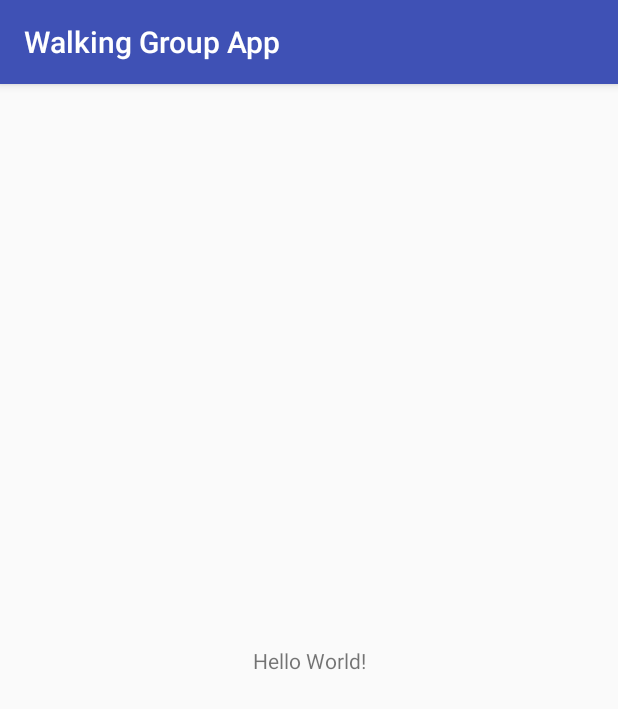
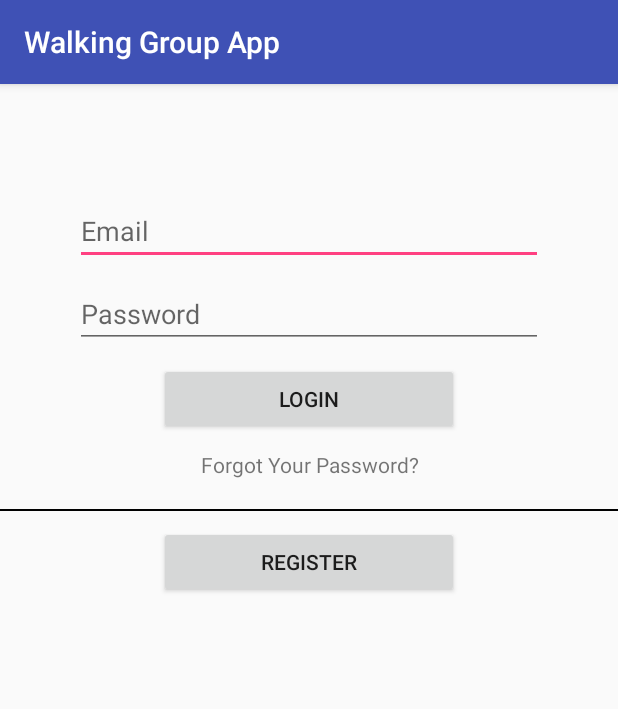
Before and after one commit to AnmolGrewal/Walking-School-Bus-App, an Android app: the screen it shows after launch (MainActivity before the commit, LoginActivity after it), on a phone screen of 412 x 824 dp. Shown: the top 709 px of the screen. Run offline under Robolectric (Android 15) with nearby library versions, the phone set to English and light mode, and no system bars.

Commit message:
Finish UI
Added all necessary UI elements such as Login/Register
Buttons and TextViews.

```diff
--- a/app/src/main/AndroidManifest.xml
+++ b/app/src/main/AndroidManifest.xml
@@ -10,6 +10,8 @@
         android:supportsRtl="true"
         android:theme="@style/AppTheme">
         <activity android:name=".MainActivity">
+        </activity>
+        <activity android:name=".LoginActivity">
             <intent-filter>
                 <action android:name="android.intent.action.MAIN" />
 
--- /dev/null
+++ b/app/src/main/java/com/cmpt276/project/walkinggroupapp/LoginActivity.java
@@ -0,0 +1,49 @@
+package com.cmpt276.project.walkinggroupapp;
+
+import android.support.v7.app.AppCompatActivity;
+import android.os.Bundle;
+import android.view.View;
+import android.widget.Button;
+import android.widget.EditText;
+import android.widget.TextView;
+
+public class LoginActivity extends AppCompatActivity {
+
+
+    private Button mLoginButton;
+    private Button mRegisterButton;
+    private TextView mForgotPasswordTextView;
+    private EditText mPasswordEditText;
+    private EditText mEmailEditText;
+
+    private String mPassword;
+    private String mEmail;
+
+    @Override
+    protected void onCreate(Bundle savedInstanceState) {
+        super.onCreate(savedInstanceState);
+        setContentView(R.layout.activity_login);
+
+        RegisterViews();
+    }
+
+    private void RegisterViews() {
+
+        mLoginButton = findViewById(R.id.gerry_Login_Button_login);
+        mLoginButton.setOnClickListener(new View.OnClickListener() {
+            @Override
+            public void onClick(View v) {
+                //nothing for now
+            }
+        });
+
+        mRegisterButton = findViewById(R.id.gerry_Register_Button_login);
+        mRegisterButton.setOnClickListener(new View.OnClickListener() {
+            @Override
+            public void onClick(View v) {
+                //nothing for now
+            }
+        });
+
+    }
+}
--- /dev/null
+++ b/app/src/main/res/layout/activity_login.xml
@@ -0,0 +1,92 @@
+<?xml version="1.0" encoding="utf-8"?>
+<android.support.constraint.ConstraintLayout xmlns:android="http://schemas.android.com/apk/res/android"
+    xmlns:app="http://schemas.android.com/apk/res-auto"
+    xmlns:tools="http://schemas.android.com/tools"
+    android:layout_width="match_parent"
+    android:layout_height="match_parent"
+    tools:context="com.cmpt276.project.walkinggroupapp.LoginActivity">
+
+
+    <LinearLayout
+        android:layout_width="match_parent"
+        android:layout_height="match_parent"
+        android:orientation="vertical">
+
+        <LinearLayout
+            android:layout_width="match_parent"
+            android:layout_height="wrap_content"
+            android:gravity="center"
+            android:orientation="horizontal"
+            android:paddingEnd="50dp"
+            android:paddingStart="50dp"
+            android:layout_marginTop="75dp">
+
+
+            <EditText
+                android:id="@+id/gerry_Email_EditText_login"
+                android:layout_width="0dp"
+                android:layout_height="wrap_content"
+                android:layout_weight="1"
+                android:ems="10"
+                android:hint="@string/gerry_email_login"
+                android:inputType="textEmailAddress" />
+        </LinearLayout>
+        <LinearLayout
+            android:layout_width="match_parent"
+            android:layout_height="wrap_content"
+            android:orientation="horizontal"
+            android:paddingEnd="50dp"
+            android:paddingStart="50dp"
+            android:layout_marginTop="10dp">
+
+
+            <EditText
+                android:id="@+id/gerry_Password_EditText_login"
+                android:layout_width="0dp"
+                android:layout_height="wrap_content"
+                android:layout_weight="1"
+                android:ems="10"
+                android:hint="@string/gerry_password_login"
+                android:inputType="textPassword" />
+        </LinearLayout>
+
+
+        <LinearLayout
+            android:layout_width="match_parent"
+            android:layout_height="match_parent"
+            android:orientation="vertical"
+            android:layout_marginTop="10dp">
+
+            <Button
+                android:id="@+id/gerry_Login_Button_login"
+                android:layout_width="200dp"
+                android:layout_height="wrap_content"
+                android:text="@string/gerry_login_login"
+                android:layout_gravity="center"/>
+
+            <TextView
+                android:id="@+id/gerry_ForgotPassword_TextView_login"
+                android:layout_width="match_parent"
+                android:layout_height="wrap_content"
+                android:text="@string/gerry_forgot_password_login"
+                android:layout_marginTop="10dp"
+                android:layout_marginBottom="10dp"
+                android:gravity="center"/>
+
+            <View
+                android:layout_width="match_parent"
+                android:layout_height="1dp"
+                android:background="@android:color/black"
+                android:layout_marginTop="10dp"/>
+
+            <Button
+                android:id="@+id/gerry_Register_Button_login"
+                android:layout_width="200dp"
+                android:layout_height="wrap_content"
+                android:text="@string/gerry_register_login"
+                android:layout_marginTop="10dp"
+                android:layout_gravity="center"/>
+        </LinearLayout>
+    </LinearLayout>
+
+</android.support.constraint.ConstraintLayout>
--- a/app/src/main/res/values/strings.xml
+++ b/app/src/main/res/values/strings.xml
@@ -1,3 +1,8 @@
 <resources>
     <string name="app_name">Walking Group App</string>
+    <string name="gerry_password_login">Password</string>
+    <string name="gerry_email_login">Email</string>
+    <string name="gerry_forgot_password_login">Forgot Your Password?</string>
+    <string name="gerry_login_login">Login</string>
+    <string name="gerry_register_login">Register</string>
 </resources>
```
